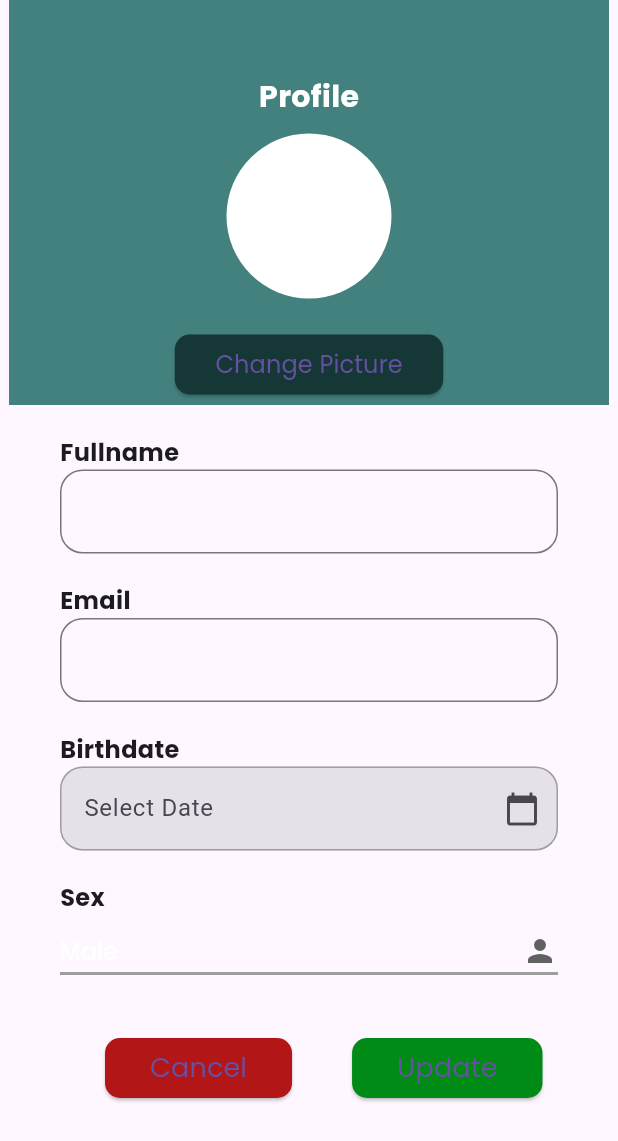
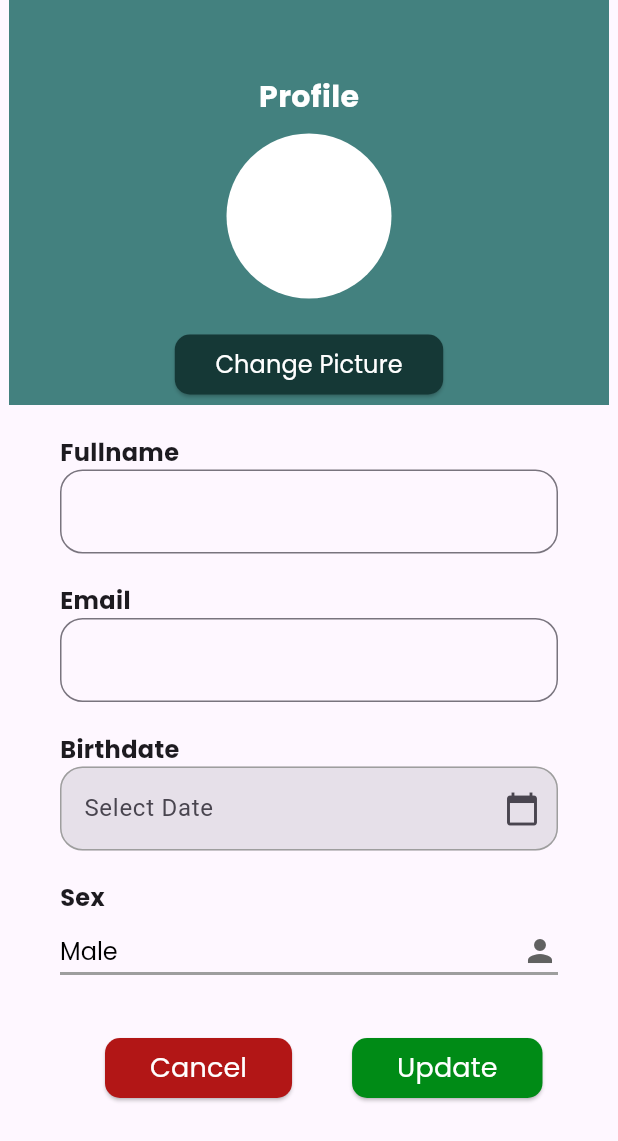
Before and after one commit to ashensn0w/SLAM-Up, a Flutter app: the ProfilePage screen opened directly, after a tap on "Edit Profile", on a phone screen of 412 x 824 dp. Shown: the top 1141 px of the screen. Run offline on Flutter 3.47's test engine with Material 3 defaults, Android fonts, the phone set to English and light mode, and no system bars; our stand-ins replace image_picker, pie_chart, syncfusion_flutter_charts, table_calendar, youtube_player_flutter.

Commit message:
Update profile_page.dart

```diff
--- a/lib/screens/profile_page.dart
+++ b/lib/screens/profile_page.dart
@@ -83,6 +83,7 @@ class ProfilePage extends StatelessWidget {
                         padding: EdgeInsets.all(5.0),
                         child: Text(editProfile,
                             style: TextStyle(
+                              color: Colors.white,
                               fontFamily: 'Poppins',
                               fontSize: 18,
                               fontWeight: FontWeight.normal,
@@ -162,7 +163,7 @@ class ProfilePage extends StatelessWidget {
 
           //this is the logout button ------------------------------
           Padding(
-            padding: const EdgeInsets.symmetric(horizontal: 140, vertical: 20),
+            padding: const EdgeInsets.symmetric(horizontal: 130, vertical: 20),
             child: ElevatedButton(
               onPressed: () {
                 /* Navigator.push(
@@ -180,6 +181,7 @@ class ProfilePage extends StatelessWidget {
                 padding: EdgeInsets.all(6.0),
                 child: Text('LOG OUT',
                     style: TextStyle(
+                      color: Colors.white,
                       fontFamily: 'Poppins',
                       fontSize: 18,
                       fontWeight: FontWeight.normal,
@@ -345,6 +347,7 @@ class _EditProfileState extends State<EditProfile> {
   @override
   Widget build(BuildContext context) {
     return Scaffold(
+      resizeToAvoidBottomInset: false,
       /*appBar: AppBar(
         title: Text('Second Page'),
       ),*/
@@ -392,6 +395,7 @@ class _EditProfileState extends State<EditProfile> {
                       padding: EdgeInsets.all(3.0),
                       child: Text(changePicture,
                           style: TextStyle(
+                            color: Colors.white,
                             fontFamily: 'Poppins',
                             fontSize: 16,
                             fontWeight: FontWeight.normal,
@@ -410,6 +414,7 @@ class _EditProfileState extends State<EditProfile> {
         SizedBox(
           child: Padding(
             padding: const EdgeInsets.symmetric(horizontal: 40.0),
+            child: SingleChildScrollView(
               child: Column(
                 children: [
                   //fullname label ------------------------------
@@ -503,7 +508,6 @@ class _EditProfileState extends State<EditProfile> {
                           style: TextStyle(
                             fontFamily: 'Poppins',
                             fontWeight: FontWeight.bold,
-                          //backgroundColor: Colors.grey,
                             fontSize: 16,
                           )),
                     ],
@@ -516,6 +520,7 @@ class _EditProfileState extends State<EditProfile> {
                       icon: const Icon(Icons.person_sharp),
                       style: const TextStyle(
                         fontFamily: 'Poppins',
+                        color: Colors.black,
                         fontWeight: FontWeight.normal,
                         fontSize: 16,
                       ),
@@ -529,7 +534,8 @@ class _EditProfileState extends State<EditProfile> {
                         });
                       },
                       isExpanded: true,
-                    items: items.map<DropdownMenuItem<String>>((String value) {
+                      items:
+                          items.map<DropdownMenuItem<String>>((String value) {
                         return DropdownMenuItem<String>(
                           value: value,
                           child: Text(value),
@@ -539,6 +545,7 @@ class _EditProfileState extends State<EditProfile> {
                   ),
                   //------------------------------------------------
                 ],
+              ),
             ),
           ),
         ),
@@ -568,6 +575,7 @@ class _EditProfileState extends State<EditProfile> {
                   padding: EdgeInsets.all(6.0),
                   child: Text(pCancel,
                       style: TextStyle(
+                        color: Colors.white,
                         fontFamily: 'Poppins',
                         fontSize: 18,
                         fontWeight: FontWeight.normal,
@@ -609,6 +617,7 @@ class _EditProfileState extends State<EditProfile> {
                   padding: EdgeInsets.all(6.0),
                   child: Text(pUpdate,
                       style: TextStyle(
+                        color: Colors.white,
                         fontFamily: 'Poppins',
                         fontSize: 18,
                         fontWeight: FontWeight.normal,
```
Lines whose indentation alone changed are shown as unchanged.
